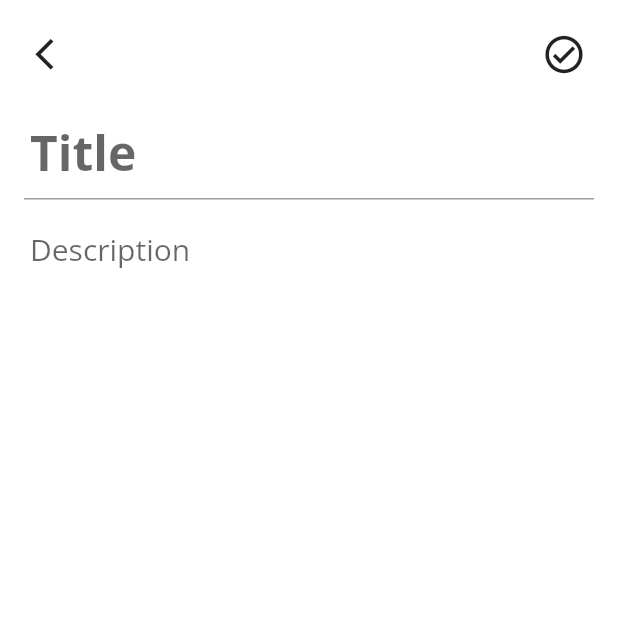
After one commit to aksharbhayani/ProjectX, a Flutter app: the AddNotes screen opened directly, on a phone screen of 412 x 824 dp, the top half of it. The commit adds this screen. Run offline on Flutter 3.47's test engine with Material 2 defaults, Android fonts, the phone set to English and light mode, and no system bars; our stand-ins replace cloud_firestore, cool_alert, firebase_auth, firebase_core, flutter_custom_clippers, flutter_spinkit and 4 more; missing offline and left inert: tflite; accounts and stored records are empty.

Commit message:
Facial Analysis & Thoughts(Notes) Updated

```diff
--- a/lib/screens/home_screen/Screen 1/image_analysis.dart
+++ b/lib/screens/home_screen/Screen 1/image_analysis.dart
@@ -1,6 +1,5 @@
 import 'package:flutter/material.dart';
 import 'package:project_app/screens/home_screen/Screen%201/tensorflow.dart';
-import 'package:project_app/screens/home_screen/Screen%202/twitter_analysis.dart';
 
 class ImageAnalysis extends StatefulWidget {
   static String routeName = "/image_analysis";
--- /dev/null
+++ b/lib/screens/home_screen/Screen 3/AddNotes.dart
@@ -0,0 +1,129 @@
+import 'package:cloud_firestore/cloud_firestore.dart';
+import 'package:firebase_auth/firebase_auth.dart';
+import 'package:flutter/material.dart';
+import 'package:project_app/size_config.dart';
+
+class AddNotes extends StatefulWidget {
+  @override
+  _AddNotesState createState() => _AddNotesState();
+}
+
+class _AddNotesState extends State<AddNotes> {
+  String title;
+  String description;
+
+  @override
+  Widget build(BuildContext context) {
+    return SafeArea(
+      child: Scaffold(
+        backgroundColor: Colors.white,
+        //backgroundColor: Color(0xff070706),
+        body: SingleChildScrollView(
+          child: Container(
+            padding: EdgeInsets.all(12),
+            child: Column(
+              children: [
+                Row(
+                  mainAxisAlignment: MainAxisAlignment.spaceBetween,
+                  children: [
+                    IconButton(
+                      onPressed: () {
+                        Navigator.of(context).pop();
+                      },
+                      icon: Icon(
+                        Icons.arrow_back_ios,
+                        size: 25,
+                      ),
+                    ),
+                    IconButton(
+                      onPressed: add,
+                      icon: Icon(
+                        Icons.check_circle_outlined,
+                        size: 30,
+                      ),
+                    )
+                  ],
+                ),
+                SizedBox(
+                  height: 12,
+                ),
+                Form(
+                    child: Column(
+                  children: [
+                    new Theme(
+                      data: new ThemeData(),
+                      child: Padding(
+                        padding: const EdgeInsets.all(8.0),
+                        child: TextFormField(
+                          decoration:
+                              new InputDecoration.collapsed(hintText: 'Title'),
+                          style: TextStyle(
+                              color: Colors.black,
+                              fontSize: 32,
+                              fontFamily: "Open Sans",
+                              fontWeight: FontWeight.bold),
+                          onChanged: (_val) {
+                            title = _val;
+                          },
+                        ),
+                      ),
+                    ),
+                    Padding(
+                      padding: EdgeInsets.symmetric(horizontal: 4),
+                      child: Container(
+                        height: 1,
+                        width: MediaQuery.of(context).size.width,
+                        color: Colors.grey,
+                      ),
+                    ),
+                    Container(
+                      height: MediaQuery.of(context).size.height,
+                      padding: const EdgeInsets.all(8),
+                      child: new Theme(
+                        data: ThemeData(),
+                        child: TextFormField(
+                          decoration: InputDecoration(
+                              border: InputBorder.none,
+                              hintText: 'Description',
+                              labelStyle:
+                                  TextStyle(fontSize: 32, color: Colors.white)),
+                          style: TextStyle(
+                            color: Colors.black87,
+                            fontSize: 20,
+                            fontFamily: "Open Sans",
+                          ),
+                          onChanged: (_val) {
+                            description = _val;
+                          },
+                          maxLines: null,
+                          expands: true,
+                        ),
+                      ),
+                    )
+                  ],
+                ))
+              ],
+            ),
+          ),
+        ),
+      ),
+    );
+  }
+
+  void add() {
+    CollectionReference ref = FirebaseFirestore.instance
+        .collection('users')
+        .doc(FirebaseAuth.instance.currentUser.uid)
+        .collection('notes');
+
+    var data = {
+      'title': title,
+      'description': description,
+      'created': DateTime.now(),
+    };
+
+    ref.add(data);
+
+    Navigator.pop(context);
+  }
+}
--- a/lib/screens/home_screen/grid_dash.dart
+++ b/lib/screens/home_screen/grid_dash.dart
@@ -1,6 +1,7 @@
 import "package:flutter/material.dart";
 import 'package:project_app/screens/alert.dart';
 import 'package:project_app/screens/home_screen/Screen%201/image_analysis.dart';
+import 'package:project_app/screens/home_screen/Screen%203/notehome.dart';
 import 'package:project_app/screens/home_screen/Screen%203/thoughts.dart';
 import 'package:project_app/size_config.dart';
 import 'Screen 2/twitter_analysis.dart';
@@ -92,7 +93,7 @@ class _GridDashboardState extends State<GridDashboard> {
                           builder: (context) => TwitterAnalysis()));
                 } else if (data.no == '3') {
                   Navigator.push(context,
-                      MaterialPageRoute(builder: (context) => Thoughts()));
+                      MaterialPageRoute(builder: (context) => Notehome()));
                 } else if (data.no == '4') {
                   Navigator.push(context,
                       MaterialPageRoute(builder: (context) => Reports()));
--- a/lib/screens/routes.dart
+++ b/lib/screens/routes.dart
@@ -1,5 +1,6 @@
 import 'package:flutter/material.dart';
 import 'package:project_app/screens/home_screen/Screen%201/image_analysis.dart';
+import 'package:project_app/screens/home_screen/Screen%203/addnote.dart';
 import 'package:project_app/screens/home_screen/home.dart';
 import 'package:project_app/screens/sign_in/forgot_password/forgot_password.dart';
 import 'package:project_app/screens/sign_in/sign_in.dart';
@@ -17,4 +18,5 @@ final Map<String, WidgetBuilder> routes = {
   HomeScreen.routeName: (context) => HomeScreen(),
   SignInScreen.routeName: (context) => SignInScreen(),
   ImageAnalysis.routeName: (context) => ImageAnalysis(),
+  Addnote.routeName: (context) => Addnote(),
 };
--- a/pubspec.yaml
+++ b/pubspec.yaml
@@ -41,6 +41,7 @@ dependencies:
   cool_alert: ^1.0.3
   shared_preferences: ^0.5.12+4
   image_cropper: ^1.4.0
+  flutter_custom_clippers: ^1.1.2
   firebase_storage:
   image_picker:
   tflite:
```
Also changed, not shown: lib/screens/authentication/auth.dart (+15 -0 lines), lib/screens/authentication/db.dart (+21 -1 lines), lib/screens/home_screen/Screen 3/addnote.dart (added, +60 -0 lines), lib/screens/home_screen/Screen 3/notehome.dart (added, +206 -0 lines), lib/screens/home_screen/Screen 3/notes.dart (added, +24 -0 lines), lib/screens/home_screen/Screen 3/thoughts.dart (+13 -9 lines), lib/screens/home_screen/Screen 3/viewnote.dart (added, +115 -0 lines), pubspec.lock.
